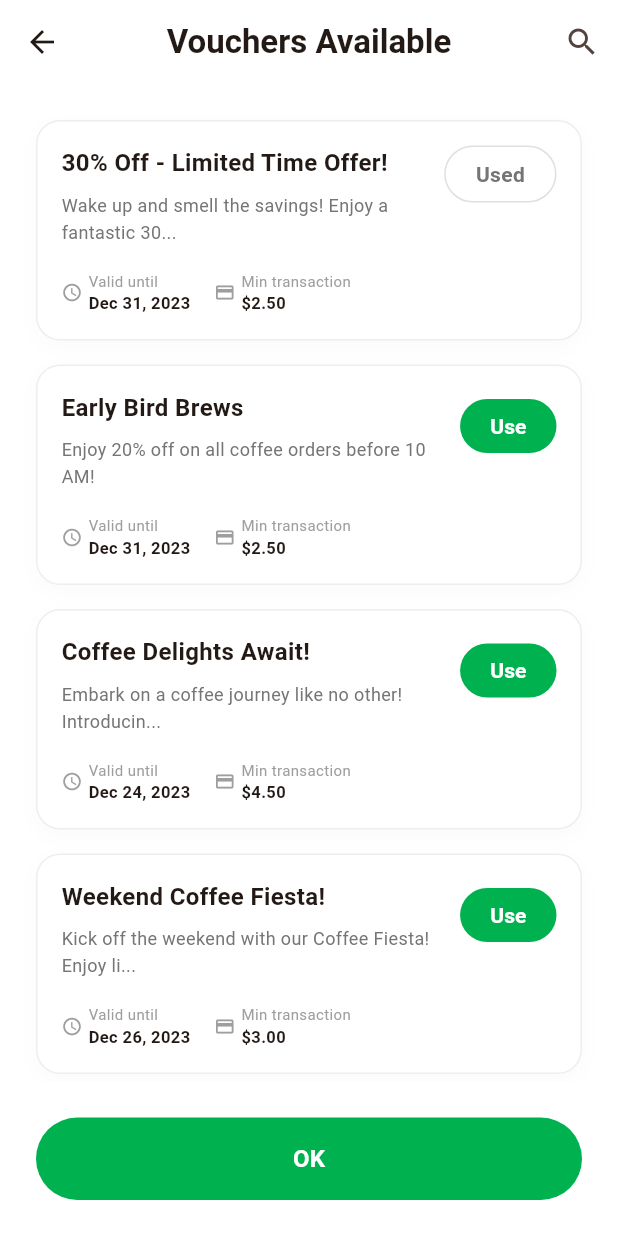
After one commit to daniel-favour-dev/caffely_customer_app, a Flutter app: the VoucherSelectionScreen screen opened directly, on a phone screen of 412 x 824 dp. The commit adds this screen. Run offline on Flutter 3.47's test engine with Material 3 defaults, Android fonts, the phone set to English and light mode, and no system bars; our stand-ins replace country_picker, flutter_map, geolocator, google_maps_flutter, icons_plus, latlong2 and 1 more; missing offline and left inert: country_flags; accounts and stored records are empty.

Commit message:
feat: addd the voucher selection and payment method screen

```diff
--- /dev/null
+++ b/lib/features/orders/screens/voucher_selection_screen.dart
@@ -0,0 +1,269 @@
+import 'package:flutter/material.dart';
+
+class VoucherSelectionScreen extends StatelessWidget {
+  const VoucherSelectionScreen({super.key});
+
+  @override
+  Widget build(BuildContext context) {
+    const Color primaryGreen = Color(0xFF00B14F);
+
+    return Scaffold(
+      backgroundColor: Colors.white,
+      appBar: AppBar(
+        scrolledUnderElevation: 0,
+        backgroundColor: Colors.white,
+        leading: IconButton(
+          icon: const Icon(Icons.arrow_back),
+          onPressed: () => Navigator.pop(context),
+        ),
+        title: const Text(
+          "Vouchers Available",
+          style: TextStyle(fontWeight: FontWeight.bold),
+        ),
+        centerTitle: true,
+        actions: [IconButton(icon: const Icon(Icons.search), onPressed: () {})],
+      ),
+      body: Column(
+        children: [
+          Expanded(
+            child: ListView(
+              padding: const EdgeInsets.all(24),
+              children: [
+                _buildVoucherCard(
+                  title: "30% Off - Limited Time Offer!",
+                  description:
+                      "Wake up and smell the savings! Enjoy a fantastic 30...",
+                  validDate: "Dec 31, 2023",
+                  minTransaction: "\$2.50",
+                  isUsed: true,
+                ),
+                const SizedBox(height: 16),
+                _buildVoucherCard(
+                  title: "Early Bird Brews",
+                  description:
+                      "Enjoy 20% off on all coffee orders before 10 AM!",
+                  validDate: "Dec 31, 2023",
+                  minTransaction: "\$2.50",
+                ),
+                const SizedBox(height: 16),
+                _buildVoucherCard(
+                  title: "Coffee Delights Await!",
+                  description:
+                      "Embark on a coffee journey like no other! Introducin...",
+                  validDate: "Dec 24, 2023",
+                  minTransaction: "\$4.50",
+                ),
+                const SizedBox(height: 16),
+                _buildVoucherCard(
+                  title: "Weekend Coffee Fiesta!",
+                  description:
+                      "Kick off the weekend with our Coffee Fiesta! Enjoy li...",
+                  validDate: "Dec 26, 2023",
+                  minTransaction: "\$3.00",
+                ),
+                const SizedBox(height: 16),
+                _buildVoucherCard(
+                  title: "Weekend Refuel",
+                  description:
+                      "Kick off the weekend with our Coffee Fiesta! Enjoy li...",
+                  validDate: "Dec 26, 2023",
+                  minTransaction: "\$3.00",
+                ),
+              ],
+            ),
+          ),
+          Padding(
+            padding: const EdgeInsets.all(24),
+            child: SizedBox(
+              width: double.infinity,
+              child: ElevatedButton(
+                onPressed: () => Navigator.pop(context),
+                style: ElevatedButton.styleFrom(
+                  backgroundColor: primaryGreen,
+                  padding: const EdgeInsets.symmetric(vertical: 16),
+                  shape: RoundedRectangleBorder(
+                    borderRadius: BorderRadius.circular(30),
+                  ),
+                  elevation: 0,
+                ),
+                child: const Text(
+                  "OK",
+                  style: TextStyle(
+                    color: Colors.white,
+                    fontWeight: FontWeight.bold,
+                    fontSize: 16,
+                  ),
+                ),
+              ),
+            ),
+          ),
+        ],
+      ),
+    );
+  }
+
+  Widget _buildVoucherCard({
+    required String title,
+    required String description,
+    required String validDate,
+    required String minTransaction,
+    bool isUsed = false,
+  }) {
+    const Color primaryGreen = Color(0xFF00B14F);
+
+    return Container(
+      padding: const EdgeInsets.all(16),
+      decoration: BoxDecoration(
+        color: Colors.white,
+        border: Border.all(color: const Color(0xFFEEEEEE)),
+        borderRadius: BorderRadius.circular(16),
+        boxShadow: [
+          BoxShadow(
+            color: Colors.black.withOpacity(0.02),
+            blurRadius: 10,
+            offset: const Offset(0, 4),
+          ),
+        ],
+      ),
+      child: Row(
+        crossAxisAlignment: CrossAxisAlignment.start,
+        children: [
+          // Left side: Content
+          Expanded(
+            child: Column(
+              crossAxisAlignment: CrossAxisAlignment.start,
+              children: [
+                Text(
+                  title,
+                  style: const TextStyle(
+                    fontWeight: FontWeight.bold,
+                    fontSize: 16,
+                  ),
+                ),
+                const SizedBox(height: 8),
+                Text(
+                  description,
+                  style: TextStyle(
+                    color: Colors.grey.shade600,
+                    fontSize: 12,
+                    height: 1.5,
+                  ),
+                  maxLines: 2,
+                  overflow: TextOverflow.ellipsis,
+                ),
+                const SizedBox(height: 16),
+                Row(
+                  children: [
+                    Row(
+                      children: [
+                        Icon(
+                          Icons.access_time,
+                          size: 14,
+                          color: Colors.grey.shade500,
+                        ),
+                        const SizedBox(width: 4),
+                        Column(
+                          crossAxisAlignment: CrossAxisAlignment.start,
+                          children: [
+                            Text(
+                              "Valid until",
+                              style: TextStyle(
+                                fontSize: 10,
+                                color: Colors.grey.shade500,
+                              ),
+                            ),
+                            Text(
+                              validDate,
+                              style: const TextStyle(
+                                fontSize: 11,
+                                fontWeight: FontWeight.bold,
+                              ),
+                            ),
+                          ],
+                        ),
+                      ],
+                    ),
+                    const SizedBox(width: 16),
+                    Row(
+                      children: [
+                        Icon(
+                          Icons.payment,
+                          size: 14,
+                          color: Colors.grey.shade500,
+                        ),
+                        const SizedBox(width: 4),
+                        Column(
+                          crossAxisAlignment: CrossAxisAlignment.start,
+                          children: [
+                            Text(
+                              "Min transaction",
+                              style: TextStyle(
+                                fontSize: 10,
+                                color: Colors.grey.shade500,
+                              ),
+                            ),
+                            Text(
+                              minTransaction,
+                              style: const TextStyle(
+                                fontSize: 11,
+                                fontWeight: FontWeight.bold,
+                              ),
+                            ),
+                          ],
+                        ),
+                      ],
+                    ),
+                  ],
+                ),
+              ],
+            ),
+          ),
+          const SizedBox(width: 16),
+          // Right side: Button
+          Align(
+            alignment: Alignment.centerRight,
+            child: isUsed
+                ? Container(
+                    padding: const EdgeInsets.symmetric(
+                      horizontal: 20,
+                      vertical: 8,
+                    ),
+                    decoration: BoxDecoration(
+                      border: Border.all(color: Colors.grey.shade300),
+                      borderRadius: BorderRadius.circular(20),
+                    ),
+                    child: Text(
+                      "Used",
+                      style: TextStyle(
+                        fontWeight: FontWeight.bold,
+                        color: Colors.grey.shade600,
+                        fontSize: 14,
+                      ),
+                    ),
+                  )
+                : ElevatedButton(
+                    onPressed: () {},
+                    style: ElevatedButton.styleFrom(
+                      backgroundColor: primaryGreen,
+                      foregroundColor: Colors.white,
+                      elevation: 0,
+                      shape: RoundedRectangleBorder(
+                        borderRadius: BorderRadius.circular(20),
+                      ),
+                      padding: const EdgeInsets.symmetric(
+                        horizontal: 20,
+                        vertical: 8,
+                      ),
+                      minimumSize: Size.zero,
+                    ),
+                    child: const Text(
+                      "Use",
+                      style: TextStyle(fontWeight: FontWeight.bold),
+                    ),
+                  ),
+          ),
+        ],
+      ),
+    );
+  }
+}
```
Also changed, not shown: lib/features/orders/screens/checkout_screen.dart (+37 -4 lines), lib/features/orders/screens/payment_method_selection_screen.dart (added, +210 -0 lines).
